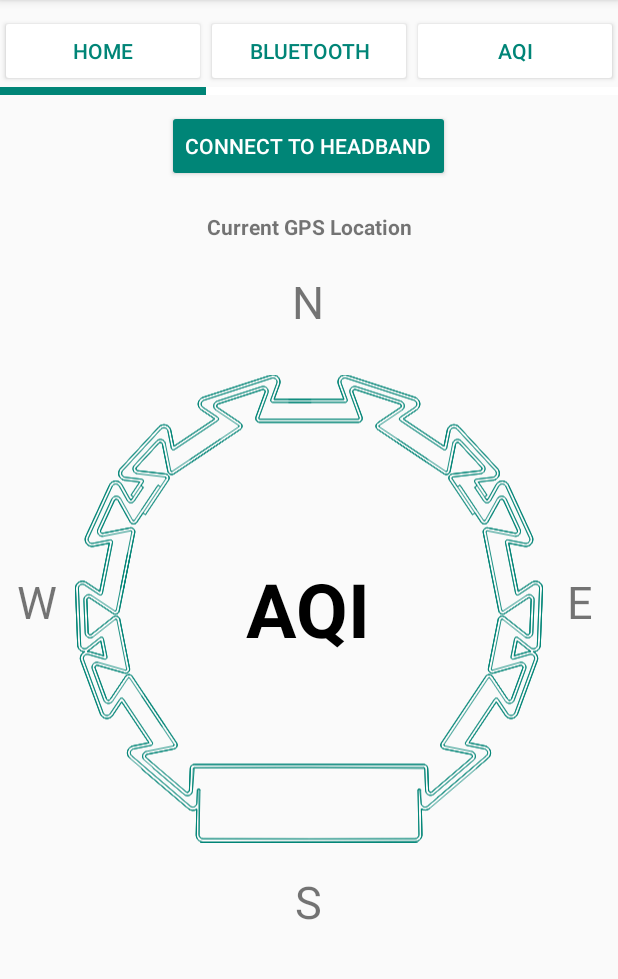
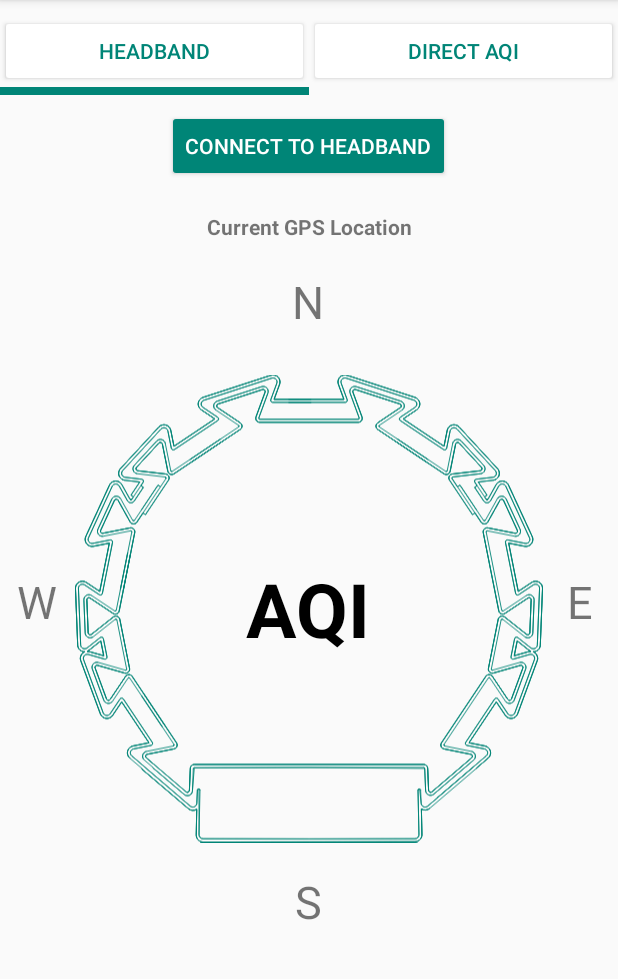
Before and after one commit to ToxSense/Application, an Android app: the Home screen opened directly, with no data from a screen before it, on a phone screen of 412 x 824 dp, the part 84-1063 px from its top. Run offline under Robolectric (Android 15) with nearby library versions, the phone set to English and light mode, and no system bars; our stand-ins replace Volley; libraries missing offline, so code that uses them is left out: com.example, org.tensorflow.lite; network calls fail.

Commit message:
update app without bluetooth-tab

```diff
--- a/app/src/main/AndroidManifest.xml
+++ b/app/src/main/AndroidManifest.xml
@@ -31,10 +31,6 @@
             android:name="com.example.ToxSense.Home"
             android:noHistory="true"
             android:screenOrientation="portrait"/>
-        <activity
-            android:name="com.example.ToxSense.Bluetooth"
-            android:noHistory="true"
-            android:screenOrientation="portrait"/>
     </application>
 
 </manifest>
--- a/app/src/main/java/com/example/ToxSense/AQI.kt
+++ b/app/src/main/java/com/example/ToxSense/AQI.kt
@@ -40,11 +40,11 @@ class AQI : AppCompatActivity() {
             startActivity(intent)
         }
 
-        val bluetoothbutton = findViewById<Button>(R.id.BluetoothButton)
+/*        val bluetoothbutton = findViewById<Button>(R.id.BluetoothButton)
         bluetoothbutton.setOnClickListener {
             val intent = Intent(this, Bluetooth::class.java)
             startActivity(intent)
-        }
+        }*/
 
         val aqibutton = findViewById<Button>(R.id.AQIButton)
         aqibutton.setOnClickListener {
@@ -187,6 +187,7 @@ class AQI : AppCompatActivity() {
 
     override fun onDestroy() {
         tfLiteClassifier.close()
+        CameraX.unbindAll()
         super.onDestroy()
     }
 }
--- a/app/src/main/java/com/example/ToxSense/Home.kt
+++ b/app/src/main/java/com/example/ToxSense/Home.kt
@@ -110,13 +110,13 @@ class Home : AppCompatActivity(), LocationListener, SensorEventListener {
         getLocation()
 
         connectB.setOnClickListener {
-            try {
-                this.connect_device()
+        try {
+            this.connect_device()
                 connectB.text = "Device connected"
                 connectB.alpha = .5f
                 connectB.isClickable = false
-            } catch (e: IOException) {
-            }
+        } catch (e: IOException) {
+        }
         }
 
 
@@ -138,11 +138,11 @@ class Home : AppCompatActivity(), LocationListener, SensorEventListener {
             startActivity(intent)
         }
 
-        val bluetoothbutton = findViewById<Button>(R.id.BluetoothButton)
+/*        val bluetoothbutton = findViewById<Button>(R.id.BluetoothButton)
         bluetoothbutton.setOnClickListener {
             val intent = Intent(this, Bluetooth::class.java)
             startActivity(intent)
-        }
+        }*/
 
         val aqibutton = findViewById<Button>(R.id.AQIButton)
         aqibutton.setOnClickListener {
@@ -180,7 +180,7 @@ class Home : AppCompatActivity(), LocationListener, SensorEventListener {
         val pairedDevices: Set<BluetoothDevice> = mBluetoothAdapter.bondedDevices
         if (pairedDevices.isNotEmpty()) {
             for (device in pairedDevices) {
-                if (device.name == "ToxSense") {
+                if (device.name == "ESP32") {
                     mmDevice = device
                     break
                 }
--- a/app/src/main/res/layout/home.xml
+++ b/app/src/main/res/layout/home.xml
@@ -21,15 +21,7 @@
             android:layout_weight="1"
             android:backgroundTint="@android:color/white"
             android:textColor="@color/colorPrimary"
-            android:text="Home"/>
-        <Button
-            android:id="@+id/BluetoothButton"
-            android:layout_width="0dp"
-            android:layout_height="wrap_content"
-            android:layout_weight="1"
-            android:backgroundTint="@android:color/white"
-            android:textColor="@color/colorPrimary"
-            android:text="Bluetooth"/>
+            android:text="Headband"/>
         <Button
             android:id="@+id/AQIButton"
             android:layout_width="0dp"
@@ -37,7 +29,7 @@
             android:layout_weight="1"
             android:backgroundTint="@android:color/white"
             android:textColor="@color/colorPrimary"
-            android:text="AQI"/>
+            android:text="Direct AQI"/>
 
     </LinearLayout>
 
@@ -57,15 +49,6 @@
             android:layout_height="5dp"
             />
         <TextView
-            android:background="@android:color/white"
-            android:paddingTop="0dp"
-            android:layout_gravity="center"
-            android:layout_width="0dp"
-            android:layout_weight="1"
-            android:layout_height="5dp"
-            />
-        <TextView
-            android:background="@android:color/white"
             android:paddingTop="0dp"
             android:layout_gravity="center"
             android:layout_width="0dp"
```
Also changed, not shown: app/src/main/res/layout/aqilayout.xml (+3 -20 lines).
